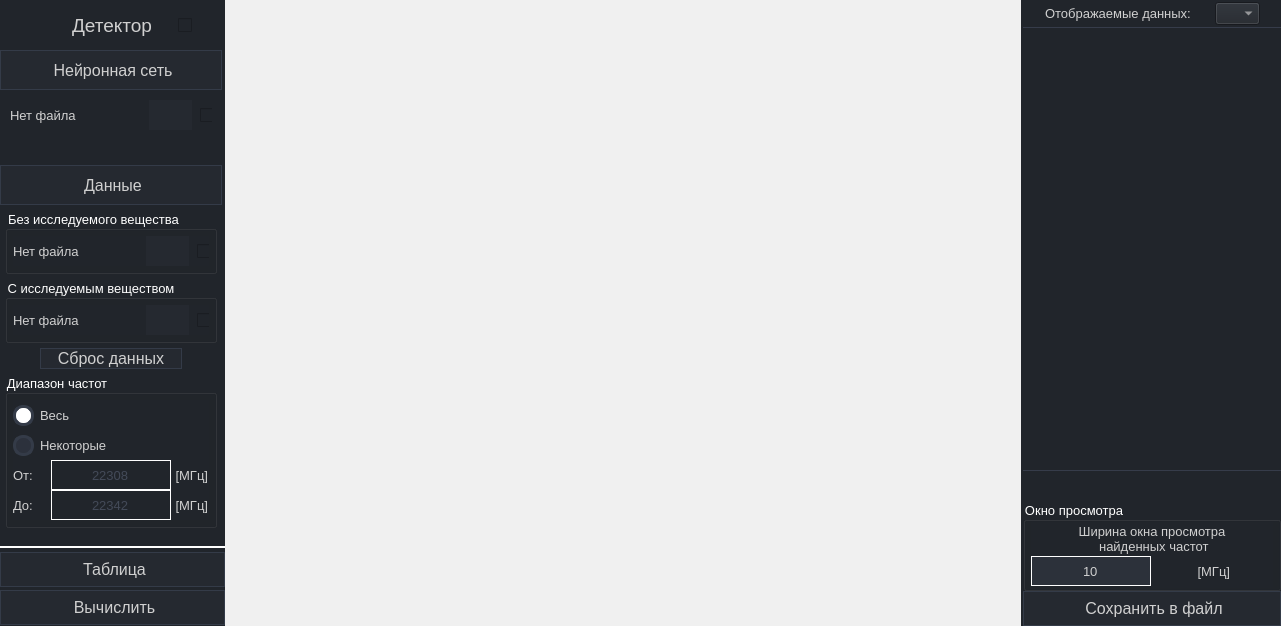
Above: gui.ui from SkorEgor/Detector-Neural_network before the change. Below: the same form after it.
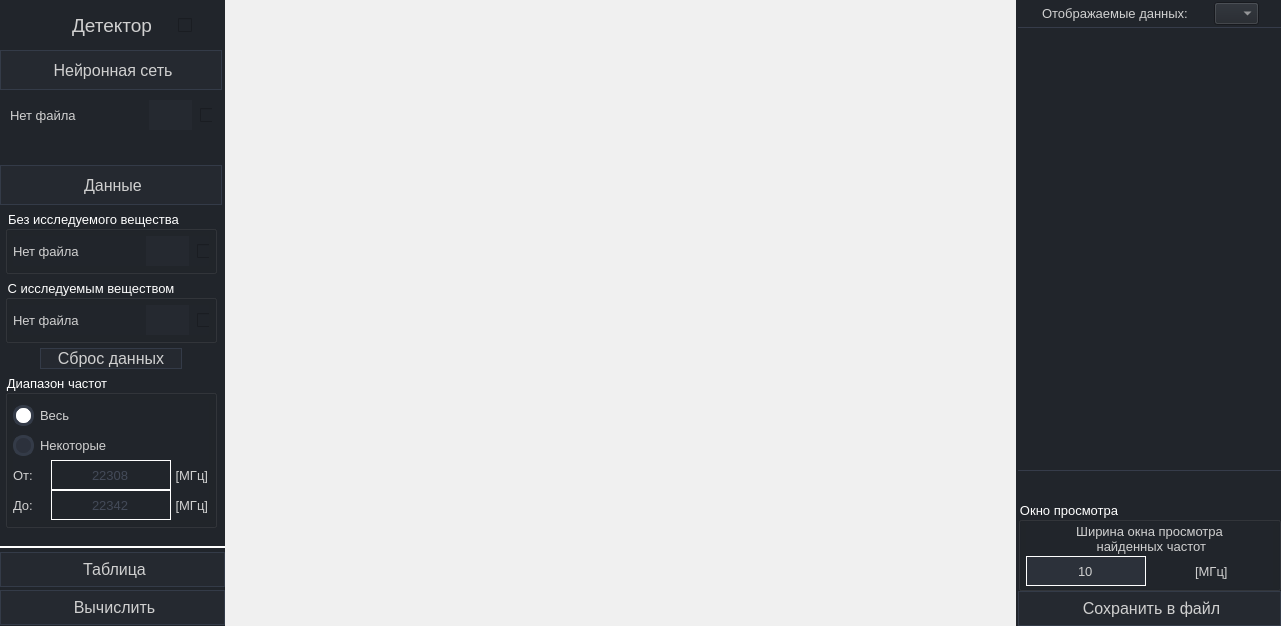
That is the form after the change. Icons and pictures are not drawn.

Commit message: [update] UI (gui.py, res_rc.py) switched to PyQt6

Diff of the .ui file:
```diff
--- a/gui.ui
+++ b/gui.ui
@@ -2197,7 +2197,7 @@
              <widget class="QWidget" name="widget_right" native="true">
               <property name="minimumSize">
                <size>
-                <width>260</width>
+                <width>265</width>
                 <height>0</height>
                </size>
               </property>
```
The commit also changes 6 other files.
